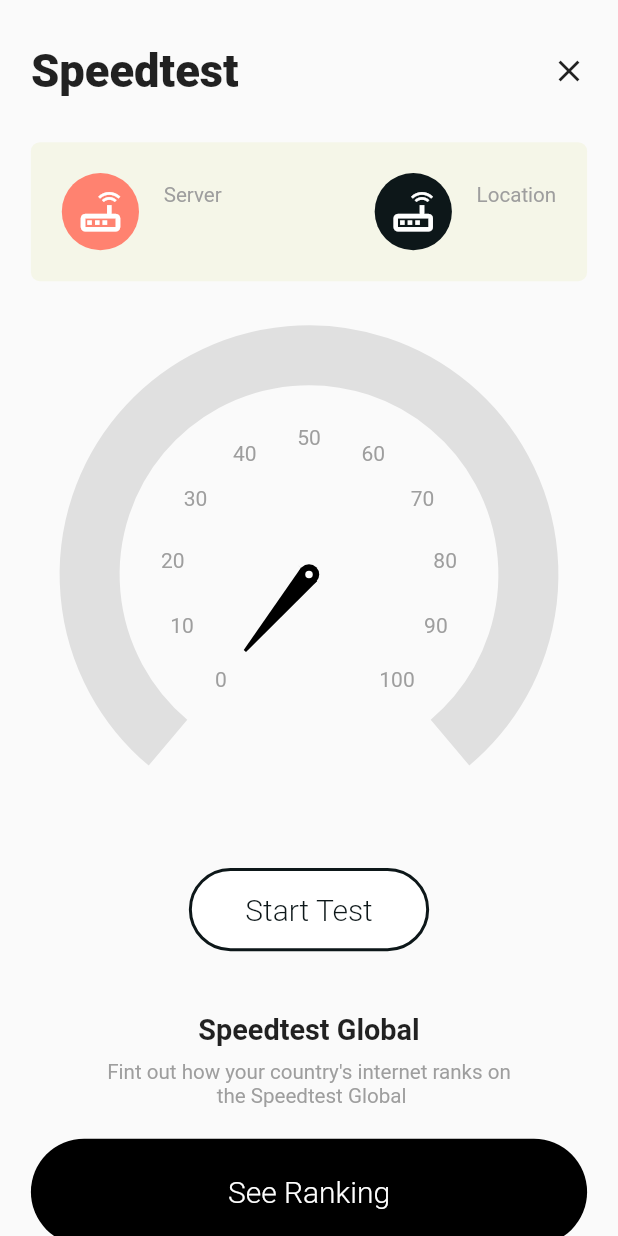
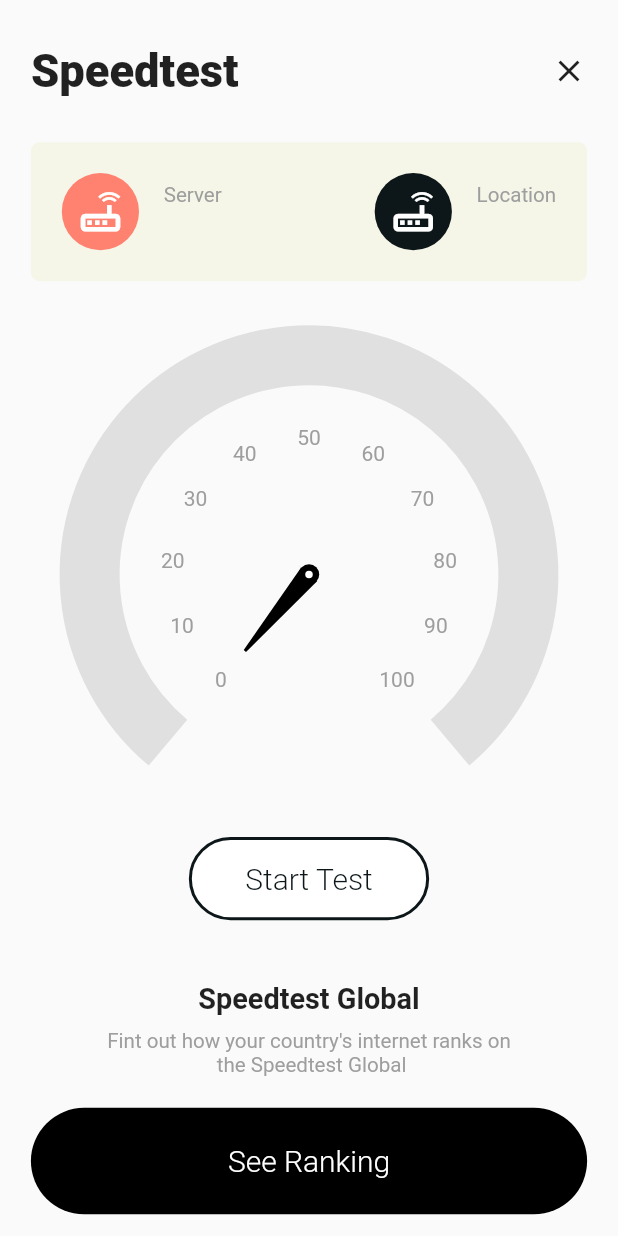
Before and after one commit to NeithyConcept/speed-test-mobile-app, a Flutter app: the SpeedtestPage screen opened directly, on a phone screen of 412 x 824 dp. Run offline on Flutter 3.47's test engine with Material 2 defaults, Android fonts, the phone set to English and light mode, and no system bars; drawn by our look-alikes of syncfusion_flutter_gauges; our stand-ins replace flutter_dotenv, flutter_easyloading, flutter_layout_grid, get, get_storage, google_fonts; missing offline and left inert: dart_ipify; accounts and stored records are empty.

Commit message:
fix height speedtest view

```diff
--- a/lib/app/modules/speedtest/view.dart
+++ b/lib/app/modules/speedtest/view.dart
@@ -61,7 +61,6 @@
               ),
               SizedBox(height: 5.0.wp),
               BuildGauge(),
-              SizedBox(height: 5.0.wp),
               Obx(() => Padding(
                   padding: container,
                   child: controller.isStarted.value ?
```
